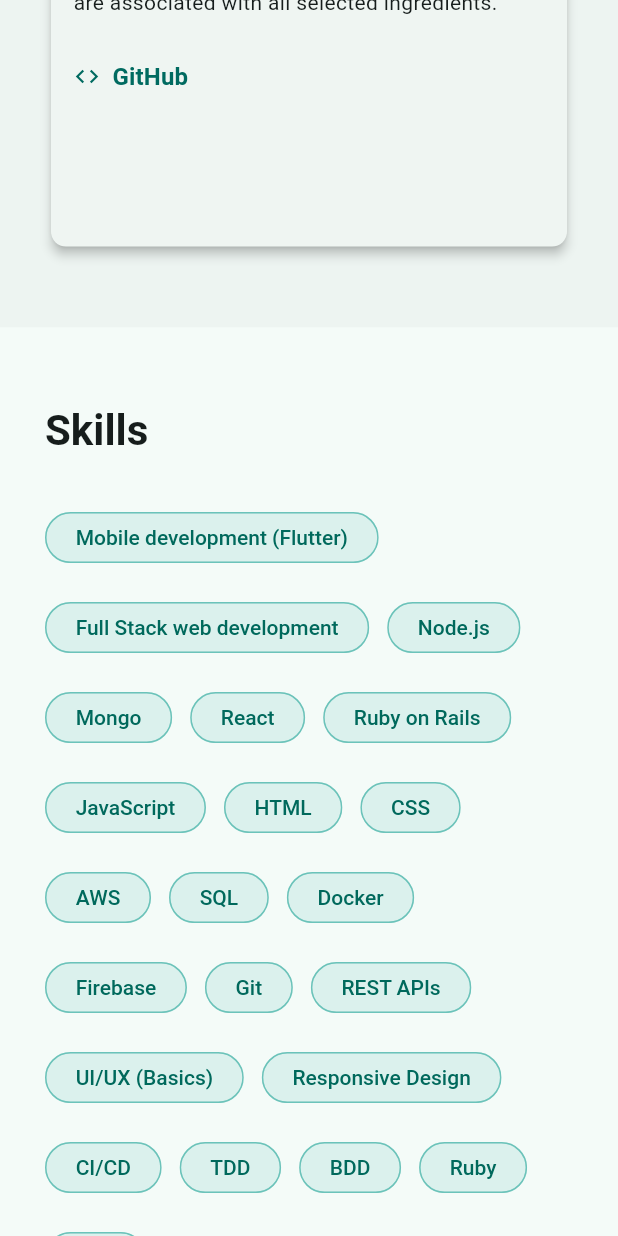
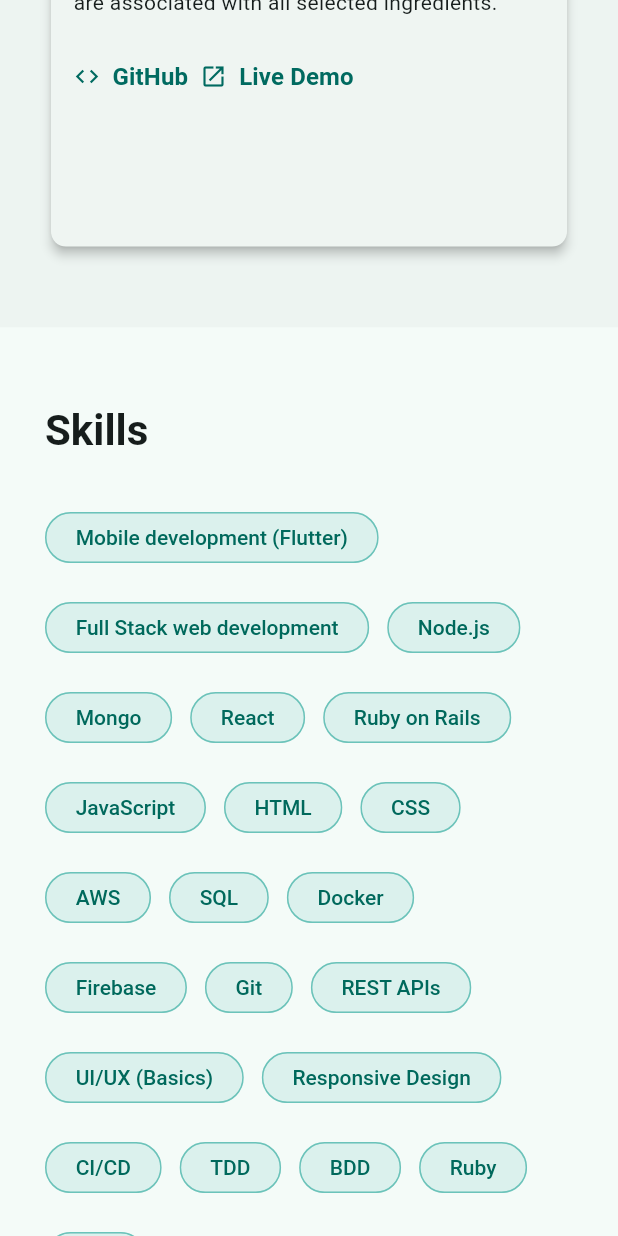
Before and after one commit to aabiro/aabiro.github.io, a Flutter app: the screen it shows after launch, scrolled down 2304 dp, on a phone screen of 412 x 824 dp. Run offline on Flutter 3.47's test engine with Material 3 defaults, Android fonts, the light colour scheme and no system bars; our stand-ins replace firebase_core; missing offline and left inert: github_pages; accounts and stored records are empty; network calls fail; statements that could not run were skipped.

Commit message:
add live link

```diff
--- a/lib/home_page.dart
+++ b/lib/home_page.dart
@@ -335,7 +335,7 @@ class HomePage extends StatelessWidget {
         'imageUrl': 'https://i.imgur.com/1nC5IA0.jpeg',
         'githubUrl':
             'https://github.com/aabiro/react_rails_recipe_app?tab=readme-ov-file#recipe-finder-application',
-        'liveUrl': null,
+        'liveUrl': 'https://rails-react-recipe-finder-frontend.onrender.com/',
       },
     ];
 
```
